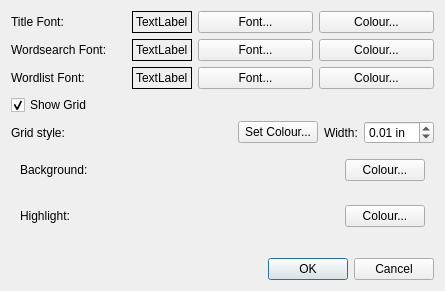
Qt form appearance.ui (openforeveryone/WordSearchCreator) before a commit.
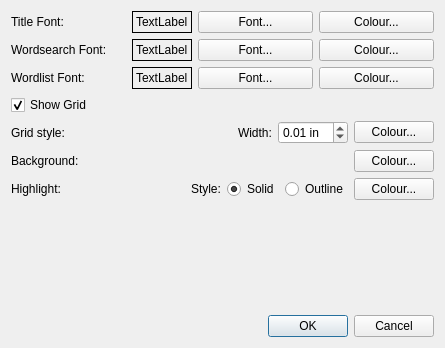
The same form after that commit.

Diff of the .ui file:
```diff
--- a/appearance.ui
+++ b/appearance.ui
@@ -7,7 +7,7 @@
     <x>0</x>
     <y>0</y>
     <width>445</width>
-    <height>291</height>
+    <height>348</height>
    </rect>
   </property>
   <property name="windowTitle">
@@ -215,13 +215,6 @@
           </property>
          </spacer>
         </item>
-        <item>
-         <widget class="QPushButton" name="gridColorButton">
-          <property name="text">
-           <string>Set Colour...</string>
-          </property>
-         </widget>
-        </item>
         <item>
          <widget class="QLabel" name="label_10">
           <property name="text">
@@ -242,20 +235,20 @@
           </property>
          </widget>
         </item>
+        <item>
+         <widget class="QPushButton" name="gridColorButton">
+          <property name="text">
+           <string>Colour...</string>
+          </property>
+         </widget>
+        </item>
        </layout>
       </item>
      </layout>
     </widget>
    </item>
    <item>
-    <widget class="QFrame" name="frame">
-     <property name="frameShape">
-      <enum>QFrame::NoFrame</enum>
-     </property>
-     <property name="frameShadow">
-      <enum>QFrame::Raised</enum>
-     </property>
-     <layout class="QHBoxLayout" name="horizontalLayout_2">
+    <layout class="QHBoxLayout" name="horizontalLayout">
       <item>
        <widget class="QLabel" name="label_2">
         <property name="text">
@@ -284,17 +277,9 @@
        </widget>
       </item>
      </layout>
-    </widget>
    </item>
    <item>
-    <widget class="QFrame" name="frame_3">
-     <property name="frameShape">
-      <enum>QFrame::NoFrame</enum>
-     </property>
-     <property name="frameShadow">
-      <enum>QFrame::Raised</enum>
-     </property>
-     <layout class="QHBoxLayout" name="horizontalLayout_3">
+    <layout class="QHBoxLayout" name="horizontalLayout_4">
       <item>
        <widget class="QLabel" name="label_4">
         <property name="text">
@@ -315,6 +300,30 @@
         </property>
        </spacer>
       </item>
+     <item>
+      <widget class="QLabel" name="label_6">
+       <property name="text">
+        <string>Style:</string>
+       </property>
+      </widget>
+     </item>
+     <item>
+      <widget class="QRadioButton" name="solidRadioButton">
+       <property name="text">
+        <string>Solid</string>
+       </property>
+       <property name="checked">
+        <bool>true</bool>
+       </property>
+      </widget>
+     </item>
+     <item>
+      <widget class="QRadioButton" name="outlineRadioButton">
+       <property name="text">
+        <string>Outline</string>
+       </property>
+      </widget>
+     </item>
       <item>
        <widget class="QPushButton" name="hlcolorButton">
         <property name="text">
@@ -323,7 +332,6 @@
        </widget>
       </item>
      </layout>
-    </widget>
    </item>
    <item>
     <spacer>
```
Left out of the diff: 33 changed lines with no effect on the pictures. Lines whose indentation alone changed are shown as unchanged.
